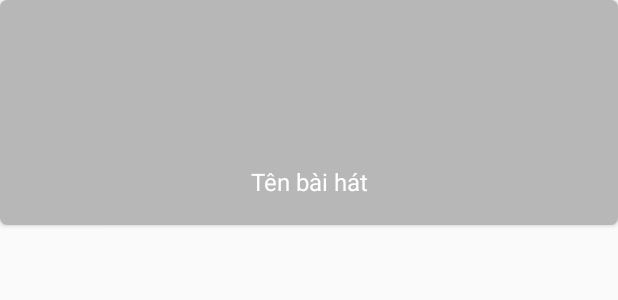
After one commit to QuocTuan1998/MSC, an Android app: the layout dialog_infor_music.xml on its own in the app's theme, with its tools: preview values and no code run, on a phone screen of 412 x 824 dp. The commit adds this screen. Shown: the top 300 px of the screen. Run offline under Robolectric (Android 15) with nearby library versions, the phone set to English and light mode, and no system bars.

Commit message:
update play music

```diff
--- a/app/src/main/java/com/example/quoctuan/msc/PlayMusic/PlayMusic.java
+++ b/app/src/main/java/com/example/quoctuan/msc/PlayMusic/PlayMusic.java
@@ -4,6 +4,7 @@ import android.media.AudioManager;
 import android.media.MediaPlayer;
 
 import com.example.quoctuan.msc.view.Main.MainActivity;
+import com.example.quoctuan.msc.view.Main.MainFragment.OnlineFragment;
 
 import java.io.IOException;
 
--- a/app/src/main/java/com/example/quoctuan/msc/view/Main/MainFragment/OnlineFragment.java
+++ b/app/src/main/java/com/example/quoctuan/msc/view/Main/MainFragment/OnlineFragment.java
@@ -1,6 +1,7 @@
 package com.example.quoctuan.msc.view.Main.MainFragment;
 
 
+import android.app.ProgressDialog;
 import android.media.AudioManager;
 import android.media.MediaPlayer;
 import android.net.Uri;
@@ -32,6 +33,8 @@ import java.io.IOException;
 import java.util.ArrayList;
 import java.util.List;
 
+import static com.example.quoctuan.msc.R.string.Waiting;
+
 
 /**
  * A simple {@link Fragment} subclass.
@@ -49,6 +52,7 @@ public class OnlineFragment extends Fragment {
     public static MediaPlayer mediaPlayer;
     private static List<Songs> listSongData;
     public static PlayMusic playMusic;
+    public static ProgressDialog dialog;
 
     public OnlineFragment() {
         // Required empty public constructor
--- a/app/src/main/java/com/example/quoctuan/msc/viewholder/TopMusicViewHolder.java
+++ b/app/src/main/java/com/example/quoctuan/msc/viewholder/TopMusicViewHolder.java
@@ -9,6 +9,7 @@ import android.widget.Toast;
 
 import com.example.quoctuan.msc.Adapter.Main.Online.TopMusicAdapter;
 import com.example.quoctuan.msc.R;
+import com.example.quoctuan.msc.view.Main.MainActivity;
 import com.example.quoctuan.msc.view.Main.MainFragment.OnlineFragment;
 
 import de.hdodenhof.circleimageview.CircleImageView;
--- /dev/null
+++ b/app/src/main/res/layout/dialog_infor_music.xml
@@ -0,0 +1,41 @@
+<?xml version="1.0" encoding="utf-8"?>
+<android.support.v7.widget.CardView
+    app:cardCornerRadius="5dp"
+    xmlns:android="http://schemas.android.com/apk/res/android"
+    android:layout_width="match_parent"
+    android:layout_height="wrap_content"
+    xmlns:app="http://schemas.android.com/apk/res-auto">
+
+    <RelativeLayout
+        android:layout_width="match_parent"
+        android:layout_height="match_parent">
+
+        <ImageView
+            android:layout_width="match_parent"
+            android:layout_height="150dp" />
+        <ImageView
+            android:src="@color/transparentColorBlack"
+            android:layout_width="match_parent"
+            android:layout_height="150dp" />
+        <de.hdodenhof.circleimageview.CircleImageView
+            android:id="@+id/dialog_infor_song_img"
+            android:layout_centerHorizontal="true"
+            android:layout_width="100dp"
+            android:layout_height="100dp" />
+        <TextView
+            android:gravity="center"
+            android:text="Tên bài hát"
+            android:textSize="16sp"
+            android:textColor="@color/colorWhite"
+            android:layout_marginTop="10dp"
+            android:layout_below="@id/dialog_infor_song_img"
+            android:layout_width="match_parent"
+            android:layout_height="wrap_content" />
+        <TextView
+
+            android:textSize="14sp"
+            android:layout_width="match_parent"
+            android:layout_height="wrap_content" />
+    </RelativeLayout>
+
+</android.support.v7.widget.CardView>
--- a/app/src/main/res/values/colors.xml
+++ b/app/src/main/res/values/colors.xml
@@ -6,4 +6,5 @@
     <color name="colorWhite">#FFFFFF</color>
     <color name="colorHint">#bdbdbd</color>
     <color name="colorBlack">#000000</color>
+    <color name="transparentColorBlack">#48000000</color>
 </resources>
--- a/app/src/main/res/values/strings.xml
+++ b/app/src/main/res/values/strings.xml
@@ -29,4 +29,6 @@
     <string name="offline">Offline</string>
     <string name="Online">Online</string>
     <string name="chuDe_TheLoai">Chủ đề và thể loại</string>
+    <string name="Waiting">Vui lòng chờ</string>
+    <string name="progressing">Đang xử lí</string>
 </resources>
--- a/app/src/main/res/values/styles.xml
+++ b/app/src/main/res/values/styles.xml
@@ -13,4 +13,10 @@
         <item name="colorControlNormal">@color/colorWhite</item>
 
     </style>
+    <style name="Theme.D1NoTitleDim" parent="android:style/Theme.Translucent">
+        <item name="android:windowNoTitle">true</item>
+        <item name="android:windowContentOverlay">@null</item>
+        <item name="android:backgroundDimEnabled">true</item>
+        <item name="android:background">@android:color/transparent</item>
+    </style>
 </resources>
```
